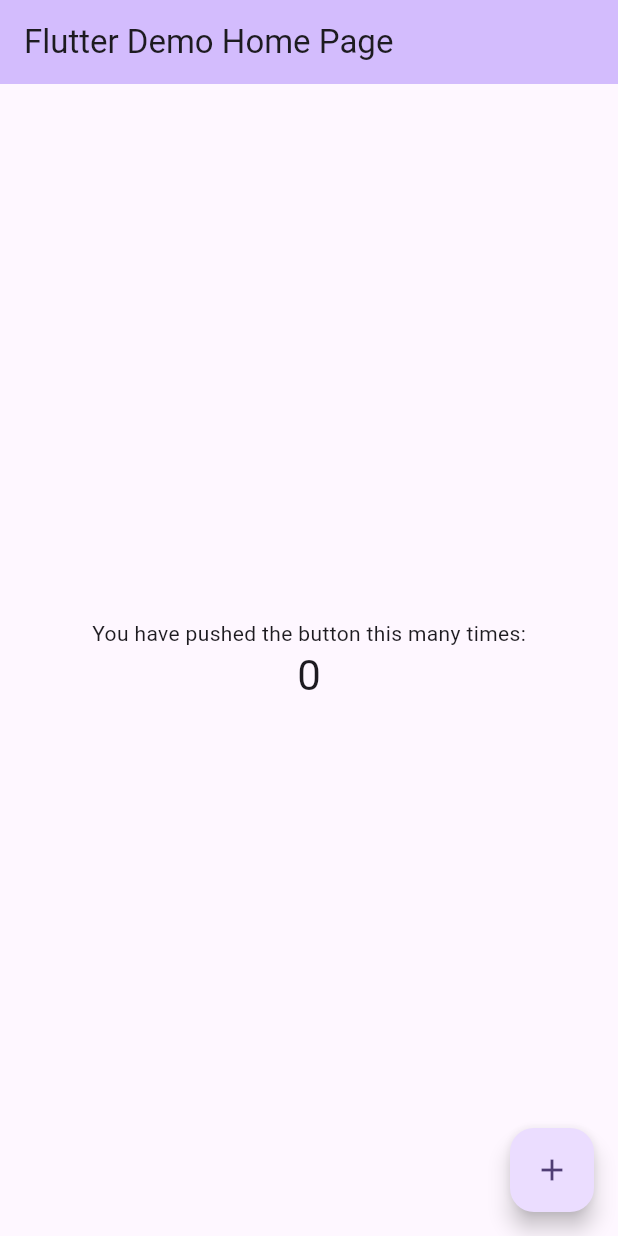
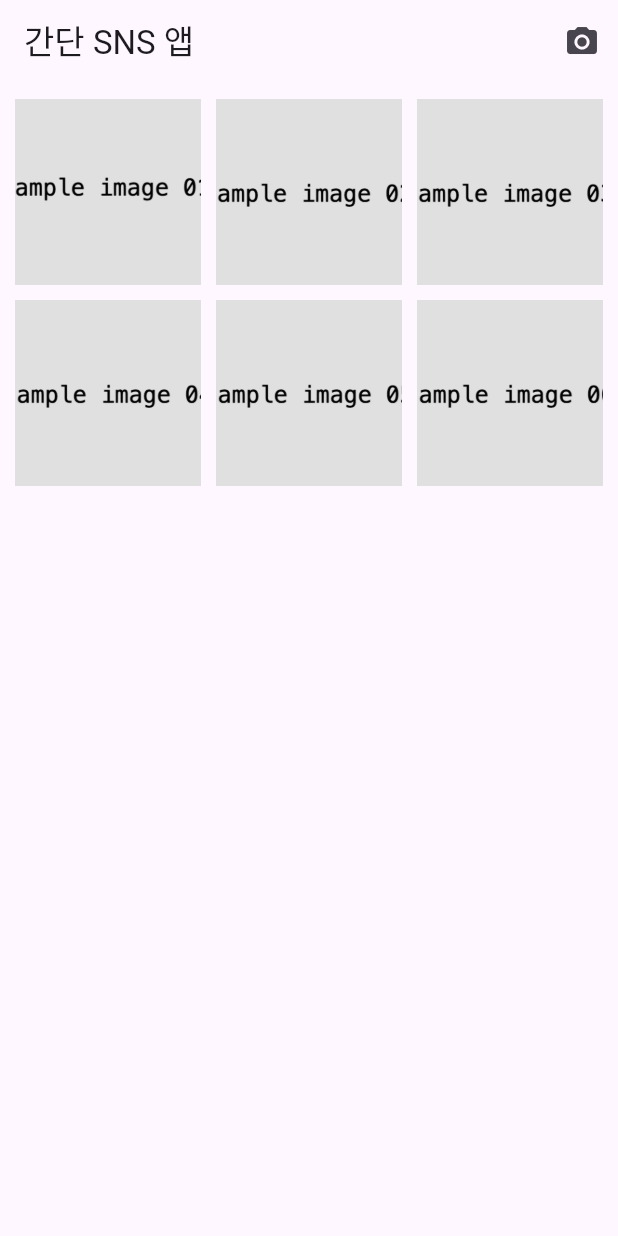
Before and after one commit to bekurin/blog_and_study, a Flutter app: the screen it shows after launch, on a phone screen of 412 x 824 dp. Run offline on Flutter 3.47's test engine with Material 3 defaults, Android fonts, the phone set to English and light mode, and no system bars; project files that could hold a hidden picture were left out.

Commit message:
feat: implement detailed and list views for posts

```diff
--- a/Flutter/daily_cats_app/lib/main.dart
+++ b/Flutter/daily_cats_app/lib/main.dart
@@ -1,3 +1,4 @@
+import 'package:daily_cats_app/screen/list_screen.dart';
 import 'package:flutter/material.dart';
 
 void main() {
@@ -11,7 +12,7 @@
   @override
   Widget build(BuildContext context) {
     return MaterialApp(
-      title: 'Flutter Demo',
+        title: '간단 SNS 앱 만들기',
         theme: ThemeData(
           // This is the theme of your application.
           //
@@ -31,8 +32,7 @@
           colorScheme: ColorScheme.fromSeed(seedColor: Colors.deepPurple),
           useMaterial3: true,
         ),
-      home: const MyHomePage(title: 'Flutter Demo Home Page'),
-    );
+        home: const ListScreen());
   }
 }
 
--- /dev/null
+++ b/Flutter/daily_cats_app/lib/screen/list_screen.dart
@@ -0,0 +1,95 @@
+import 'package:daily_cats_app/model/cat.dart';
+import 'package:daily_cats_app/screen/detail_screen.dart';
+import 'package:flutter/material.dart';
+
+class ListScreen extends StatefulWidget {
+  const ListScreen({super.key});
+
+  @override
+  State<ListScreen> createState() => _ListScreenState();
+}
+
+class _ListScreenState extends State<ListScreen> {
+  @override
+  Widget build(BuildContext context) {
+    return Scaffold(
+      appBar: AppBar(
+        title: const Text("간단 SNS 앱"),
+        actions: [
+          IconButton(icon: const Icon(Icons.camera_alt), onPressed: () {})
+        ],
+      ),
+      body: GridView.builder(
+        padding: const EdgeInsets.only(top: 10.0, left: 10.0, right: 10.0),
+        gridDelegate: const SliverGridDelegateWithFixedCrossAxisCount(
+            crossAxisCount: 3,
+            mainAxisSpacing: 10.0,
+            crossAxisSpacing: 10.0,
+            childAspectRatio: 1.0),
+        itemCount: cats.length,
+        itemBuilder: (_, int index) => GestureDetector(
+          onTap: () {
+            Navigator.of(context).push(MaterialPageRoute(
+                builder: (context) => DetailScreen(cat: cats[index])));
+          },
+          child: Image.asset(
+            cats[index].link,
+            fit: BoxFit.cover,
+          ),
+        ),
+      ),
+    );
+  }
+}
+
+// temporary use
+final List<Cat> cats = [
+  Cat(
+      id: 0,
+      name: "임시 이미지 01",
+      title: "임시 이미지 01 제목",
+      link: "assets/images/image01.png",
+      likeCount: 0,
+      replyCount: 0,
+      createdAt: DateTime.now()),
+  Cat(
+      id: 1,
+      name: "임시 이미지 02",
+      title: "임시 이미지 02 제목",
+      link: "assets/images/image02.png",
+      likeCount: 0,
+      replyCount: 0,
+      createdAt: DateTime.now()),
+  Cat(
+      id: 2,
+      name: "임시 이미지 03",
+      title: "임시 이미지 03 제목",
+      link: "assets/images/image03.png",
+      likeCount: 0,
+      replyCount: 0,
+      createdAt: DateTime.now()),
+  Cat(
+      id: 3,
+      name: "임시 이미지 04",
+      title: "임시 이미지 04 제목",
+      link: "assets/images/image04.png",
+      likeCount: 0,
+      replyCount: 0,
+      createdAt: DateTime.now()),
+  Cat(
+      id: 4,
+      name: "임시 이미지 05",
+      title: "임시 이미지 05 제목",
+      link: "assets/images/image05.png",
+      likeCount: 0,
+      replyCount: 0,
+      createdAt: DateTime.now()),
+  Cat(
+      id: 5,
+      name: "임시 이미지 06",
+      title: "임시 이미지 06 제목",
+      link: "assets/images/image06.png",
+      likeCount: 0,
+      replyCount: 0,
+      createdAt: DateTime.now()),
+];
```
Also changed, not shown: Flutter/daily_cats_app/lib/model/cat.dart (added, +19 -0 lines), Flutter/daily_cats_app/lib/screen/detail_screen.dart (added, +111 -0 lines), Flutter/daily_cats_app/assets/images/image01.png (added), Flutter/daily_cats_app/assets/images/image02.png (added), Flutter/daily_cats_app/assets/images/image03.png (added), Flutter/daily_cats_app/assets/images/image04.png (added), Flutter/daily_cats_app/assets/images/image05.png (added), Flutter/daily_cats_app/assets/images/image06.png (added). Lines whose indentation alone changed are shown as unchanged.
